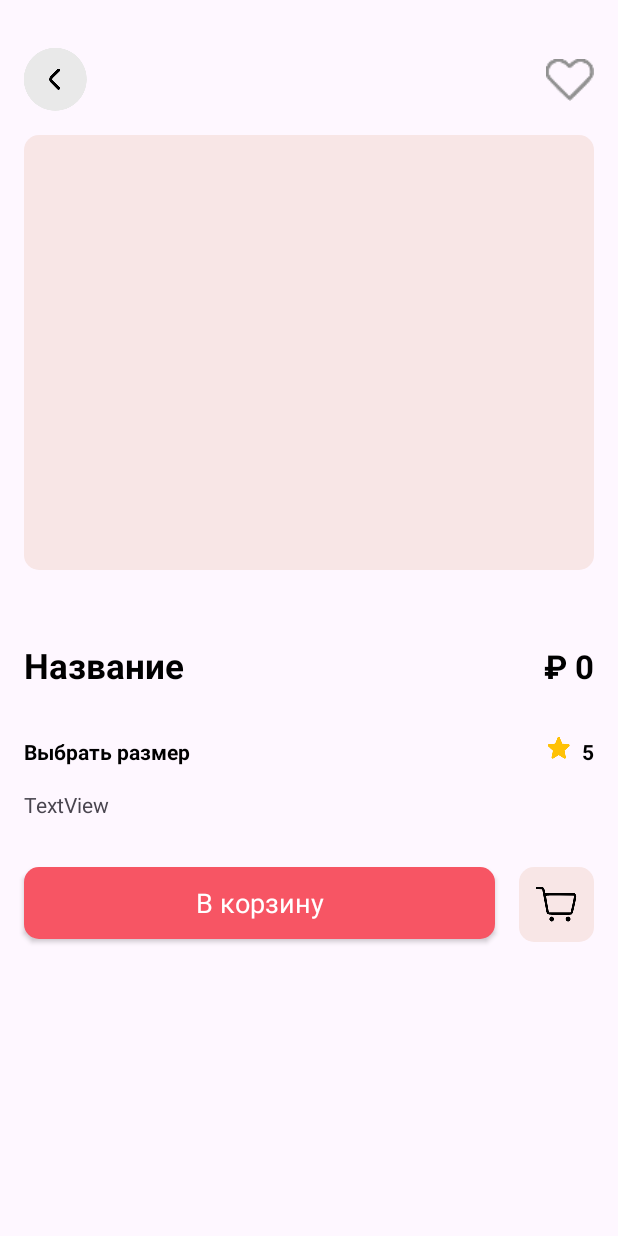
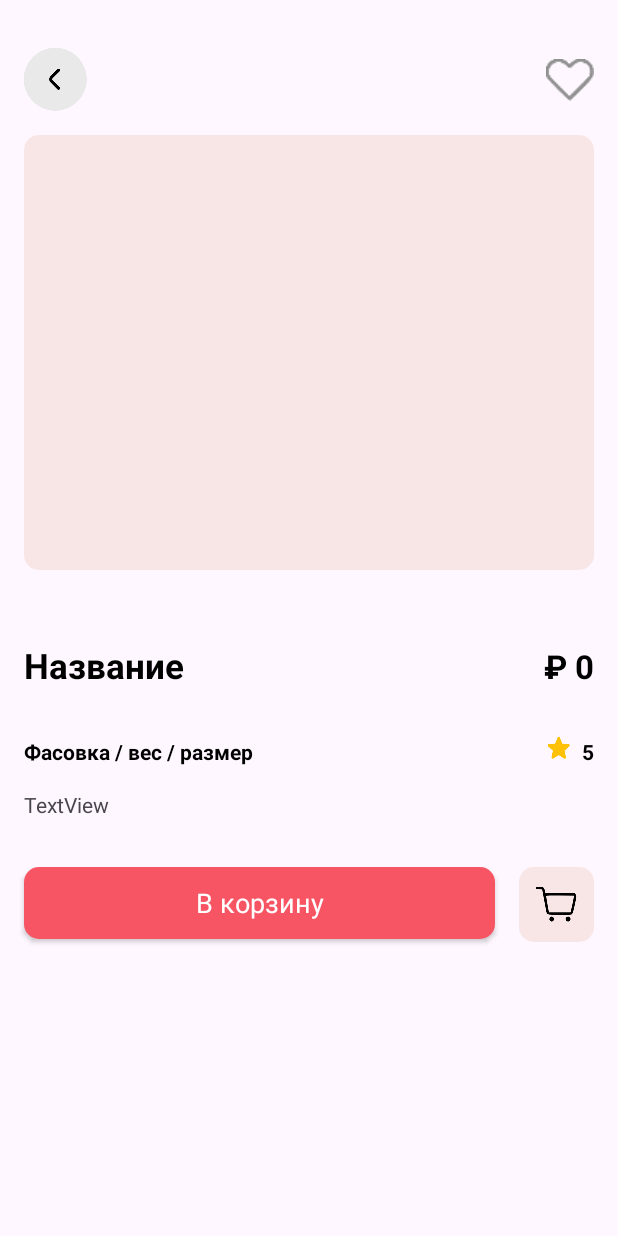
Before and after one commit to MaxS3007/OnlineShop, an Android app: the DetailActivity screen opened directly, with no data from a screen before it, on a phone screen of 412 x 824 dp. Run offline under Robolectric (Android 15) with nearby library versions, the phone set to English and light mode, and no system bars; our stand-ins replace Firebase (no records; nobody signed in at launch, a user with empty details on screens opened directly); plain views replace DotsIndicator; 10 statements that could not run were skipped.

```diff
--- a/app/src/main/res/layout/activity_detail.xml
+++ b/app/src/main/res/layout/activity_detail.xml
@@ -123,7 +123,7 @@
                     android:layout_width="wrap_content"
                     android:layout_height="wrap_content"
                     android:layout_weight="1"
-                    android:text="Выбрать размер"
+                    android:text="Фасовка / вес / размер"
                     android:textStyle="bold"
                     android:textColor="@color/black"
                     android:textSize="14sp"
```
Also changed, not shown: app/src/main/res/layout/viewholder_color.xml (+0 -11 lines), app/src/main/res/drawable-hdpi/intro_logo.png (deleted), app/src/main/res/drawable-ldpi/intro_logo.png (deleted), app/src/main/res/drawable-mdpi/intro_logo.png (deleted), app/src/main/res/drawable-xhdpi/intro_logo.png (deleted), app/src/main/res/drawable-xxhdpi/intro_logo.png (deleted), app/src/main/res/drawable-xxxhdpi/intro_logo.png (deleted).
